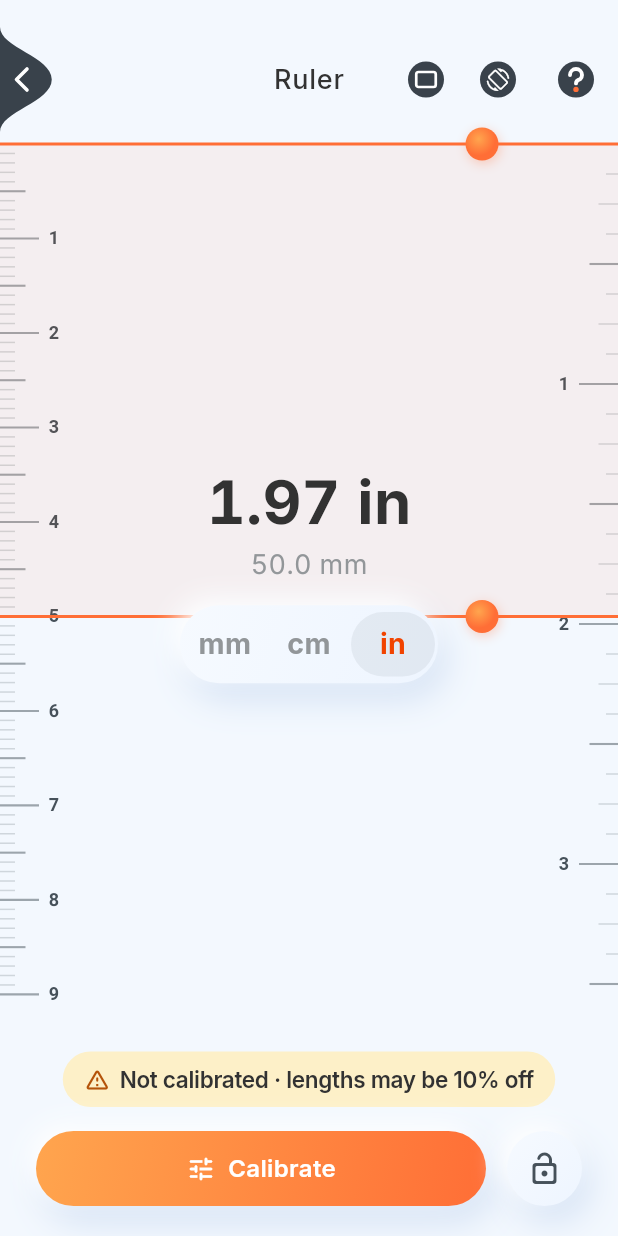
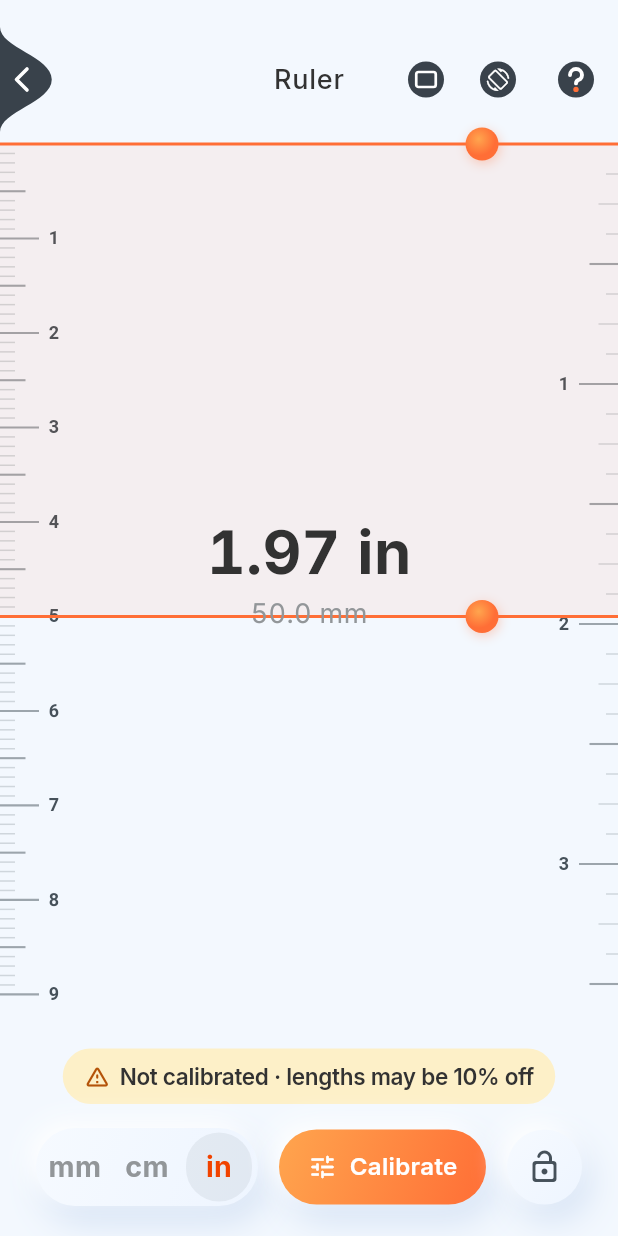
Before and after one commit to aasifashraf/bubble_level, a Flutter app: the screen it shows after launch, after a tap on "Ruler", on a phone screen of 412 x 824 dp. Run offline on Flutter 3.47's test engine with Material 3 defaults, Android fonts, the phone set to English and light mode, and no system bars; our stand-ins replace audioplayers, camera, sensors_plus, shared_preferences; missing offline and left inert: geolocator_apple, geolocator_platform_interface, record.

Commit message:
feat(ruler): units in the footer, smaller width reading with a halo

```diff
--- a/lib/ui/core/soft_switch.dart
+++ b/lib/ui/core/soft_switch.dart
@@ -31,11 +31,15 @@ class SoftSwitch<T> extends StatelessWidget {
     required this.value,
     required this.options,
     required this.onChanged,
+    this.dense = false,
   });
 
   final T value;
   final List<SoftSwitchOption<T>> options;
   final ValueChanged<T> onChanged;
+
+  /// Narrower cells (44 wide) for a footer row; the text stays as large.
+  final bool dense;
 
   @override
   Widget build(BuildContext context) {
@@ -54,6 +58,8 @@ class SoftSwitch<T> extends StatelessWidget {
                   tooltip: o.tooltip,
                   onPressed: () => onChanged(o.value),
                   style: IconButton.styleFrom(
+                    padding: dense ? const EdgeInsets.all(2) : null,
+                    minimumSize: dense ? const Size(44, 46) : null,
                     backgroundColor: o.value == value
                         ? p.ink.withValues(alpha: p.isDark ? 0.14 : 0.08)
                         : Colors.transparent,
--- a/lib/ui/features/ruler/views/ruler_screen.dart
+++ b/lib/ui/features/ruler/views/ruler_screen.dart
@@ -179,10 +179,9 @@ class RulerScreen extends StatelessWidget {
                     ),
                   ),
                 ),
-                // In landscape the ruler is short: its reading and unit
-                // switch sit in the footer instead, so nothing covers it.
-                // The reading lets touches through to the lines; the switch
-                // keeps its own taps.
+                // Only the reading sits on the ruler, and touches pass
+                // through it to the lines. In landscape the ruler is short,
+                // so the reading moves to the footer too.
                 if (!ToolFrame.sideBySide(context))
                   Center(
                     // Shrinks rather than overflows in a very short window.
@@ -197,14 +196,7 @@ class RulerScreen extends StatelessWidget {
                                       inches: viewModel.inches,
                                     ),
                             )
-                          : Column(
-                              mainAxisSize: MainAxisSize.min,
-                              children: [
-                                _measurement(context, unit),
-                                const SizedBox(height: 14),
-                                _unitSwitch(context, unit),
-                              ],
-                            ),
+                          : _measurement(context, unit),
                     ),
                   ),
               ],
@@ -236,6 +228,7 @@ class RulerScreen extends StatelessWidget {
         main: formatLengthByWidth(mm, viewModel.widthMm, unit),
         sub: context.l10n.rulerArea(formatArea(mm * viewModel.widthMm, unit)),
         inline: inline,
+        compact: true,
       );
     }
     return _Reading(
@@ -248,11 +241,16 @@ class RulerScreen extends StatelessWidget {
     );
   }
 
-  Widget _unitSwitch(BuildContext context, LengthUnit unit) {
+  Widget _unitSwitch(
+    BuildContext context,
+    LengthUnit unit, {
+    bool dense = false,
+  }) {
     final l = context.l10n;
     return SoftSwitch<LengthUnit>(
       value: unit,
       onChanged: viewModel.setUnit,
+      dense: dense,
       options: [
         SoftSwitchOption(
           value: LengthUnit.mm,
@@ -401,17 +399,28 @@ class RulerScreen extends StatelessWidget {
       onPressed: viewModel.toggleLock,
       tooltip: l.lockHandles,
     );
+    final unit = _unit(context);
     if (!ToolFrame.sideBySide(context)) {
-      return _arrange(
-        context,
-        gap: 16,
-        message: message,
-        buttons: [(calibrate, true), (lock, false)],
+      // The status, then one row to tap: the units (slim, so Calibrate
+      // keeps its word), Calibrate and the lock.
+      return Column(
+        mainAxisSize: MainAxisSize.min,
+        children: [
+          message,
+          const SizedBox(height: 16),
+          Row(
+            spacing: 14,
+            children: [
+              _unitSwitch(context, unit, dense: true),
+              Expanded(child: calibrate),
+              lock,
+            ],
+          ),
+        ],
       );
     }
     // Landscape, under the full-width ruler: what you read on top (the
     // length and its status), everything you tap below.
-    final unit = _unit(context);
     return Column(
       mainAxisSize: MainAxisSize.min,
       children: [
@@ -738,7 +747,12 @@ class _ScreenSizeSheetState extends State<_ScreenSizeSheet> {
 
 /// The length between the lines: big millimetres, small inches.
 class _Reading extends StatelessWidget {
-  const _Reading({required this.main, this.sub, this.inline = false});
+  const _Reading({
+    required this.main,
+    this.sub,
+    this.inline = false,
+    this.compact = false,
+  });
 
   final String main;
   final String? sub;
@@ -746,13 +760,21 @@ class _Reading extends StatelessWidget {
   /// On one line (landscape footer) rather than stacked.
   final bool inline;
 
+  /// Length × width: twice as long, so smaller, with a faint halo in the
+  /// background colour so lines crossing it don't break up the digits (no
+  /// plate, which would hide a handle underneath).
+  final bool compact;
+
   @override
   Widget build(BuildContext context) {
     final p = Palette.of(context);
-    // The ruler's label already says it; read it once.
-    return IgnorePointer(
-      child: ExcludeSemantics(
-        child: Flex(
+    final halo = compact
+        ? [
+            for (final blur in [2.0, 6.0])
+              Shadow(color: p.background, blurRadius: blur),
+          ]
+        : null;
+    final reading = Flex(
       direction: inline ? Axis.horizontal : Axis.vertical,
       mainAxisSize: MainAxisSize.min,
       crossAxisAlignment: inline
@@ -766,10 +788,15 @@ class _Reading extends StatelessWidget {
           textDirection: TextDirection.ltr,
           textScaler: TextScaler.noScaling,
           style: TextStyle(
-                fontSize: inline ? 32 : 40,
+            fontSize: compact
+                ? (inline ? 21 : 22)
+                : inline
+                ? 32
+                : 40,
             fontWeight: FontWeight.w700,
             fontFeatures: readoutFeatures,
             color: p.inkStrong,
+            shadows: halo,
           ),
         ),
         if (sub != null)
@@ -778,15 +805,17 @@ class _Reading extends StatelessWidget {
             textDirection: TextDirection.ltr,
             textScaler: TextScaler.noScaling,
             style: TextStyle(
-                  fontSize: 18,
+              fontSize: compact ? 13 : 18,
               fontFeatures: readoutFeatures,
               color: p.label,
+              shadows: halo,
             ),
           ),
       ],
-        ),
-      ),
     );
+    // The ruler's label already says it; read it once. Touches pass
+    // through to the lines underneath.
+    return IgnorePointer(child: ExcludeSemantics(child: reading));
   }
 }
 
```
Also changed, not shown: 1 other file. Lines whose indentation alone changed are shown as unchanged.
